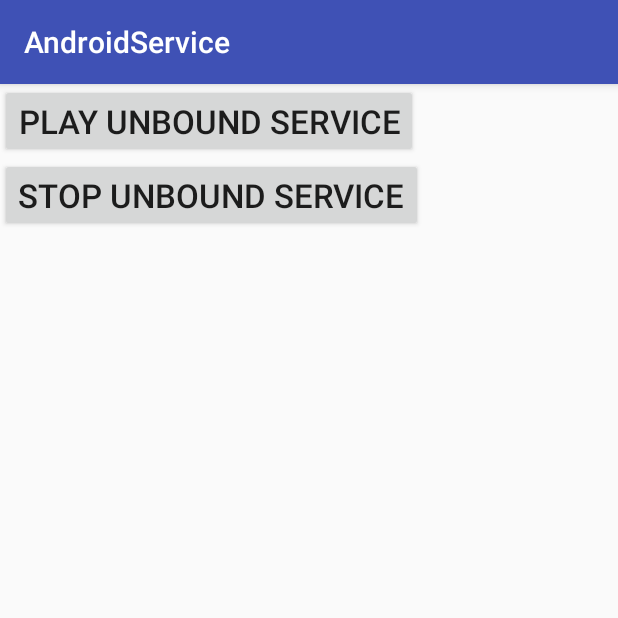
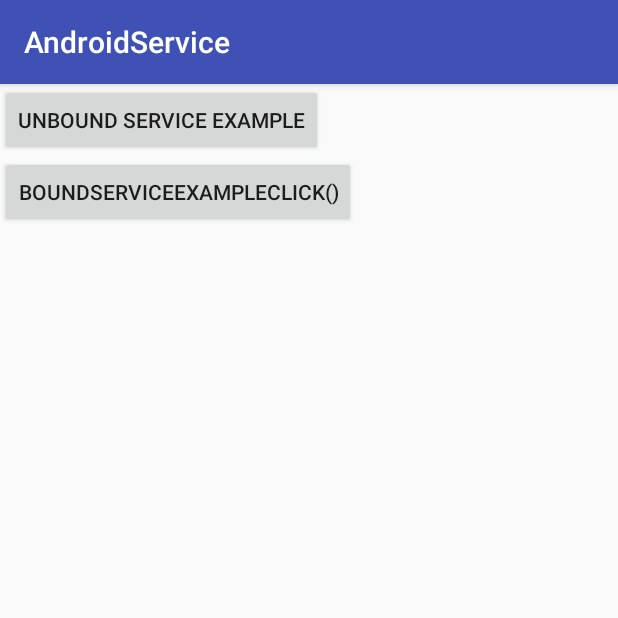
Before and after one commit to PhanVanLinh/AndroidService, an Android app: the screen it shows after launch (MainActivity before the commit, StartActivity after it), on a phone screen of 412 x 824 dp, the top half of it. Run offline under Robolectric (Android 15) with nearby library versions, the phone set to English and light mode, and no system bars.

Commit message:
Add bound service example

```diff
--- /dev/null
+++ b/app/src/main/java/toong/vn/androidservice/StartActivity.java
@@ -0,0 +1,25 @@
+package toong.vn.androidservice;
+
+import android.content.Intent;
+import android.os.Bundle;
+import android.support.v7.app.AppCompatActivity;
+import android.view.View;
+import toong.vn.androidservice.boundservice.BoundActivity;
+import toong.vn.androidservice.unboundservice.UnBoundActivity;
+
+public class StartActivity extends AppCompatActivity {
+
+    @Override
+    protected void onCreate(Bundle savedInstanceState) {
+        super.onCreate(savedInstanceState);
+        setContentView(R.layout.activity_start);
+    }
+
+    public void unBoundServiceExampleClick(View v){
+        startActivity(new Intent(this, UnBoundActivity.class));
+    }
+
+    public void boundServiceExampleClick(View v){
+        startActivity(new Intent(this, BoundActivity.class));
+    }
+}
--- a/app/src/main/java/toong/vn/androidservice/UnBoundedSongService.java
+++ b/app/src/main/java/toong/vn/androidservice/unboundservice/UnBoundedSongService.java
@@ -1,10 +1,11 @@
-package toong.vn.androidservice;
+package toong.vn.androidservice.unboundservice;
 
 import android.app.Service;
 import android.content.Intent;
 import android.media.MediaPlayer;
 import android.os.IBinder;
 import android.util.Log;
+import toong.vn.androidservice.R;
 
 public class UnBoundedSongService extends Service {
     private String TAG = getClass().getSimpleName();
--- /dev/null
+++ b/app/src/main/res/layout/activity_start.xml
@@ -0,0 +1,26 @@
+<?xml version="1.0" encoding="utf-8"?>
+<LinearLayout
+    xmlns:android="http://schemas.android.com/apk/res/android"
+    xmlns:app="http://schemas.android.com/apk/res-auto"
+    xmlns:tools="http://schemas.android.com/tools"
+    android:layout_width="match_parent"
+    android:layout_height="match_parent"
+    tools:context="toong.vn.androidservice.StartActivity"
+    android:orientation="vertical"
+    >
+
+    <Button
+        android:layout_width="wrap_content"
+        android:layout_height="wrap_content"
+        android:text="UnBound Service Example"
+        android:onClick="unBoundServiceExampleClick"
+        />
+
+    <Button
+        android:layout_width="wrap_content"
+        android:layout_height="wrap_content"
+        android:text="boundServiceExampleClick()"
+        android:onClick="boundServiceExampleClick"
+        />
+
+</LinearLayout>
```
Also changed, not shown: app/src/main/AndroidManifest.xml (+11 -3 lines), app/src/main/java/toong/vn/androidservice/boundservice/BoundActivity.java (added, +84 -0 lines), app/src/main/java/toong/vn/androidservice/boundservice/BoundService.java (added, +88 -0 lines), app/src/main/java/toong/vn/androidservice/unboundservice/UnBoundActivity.java (renamed from app/src/main/java/toong/vn/androidservice/MainActivity.java, +5 -4 lines), app/src/main/res/layout/activity_bound.xml (added, +34 -0 lines).
